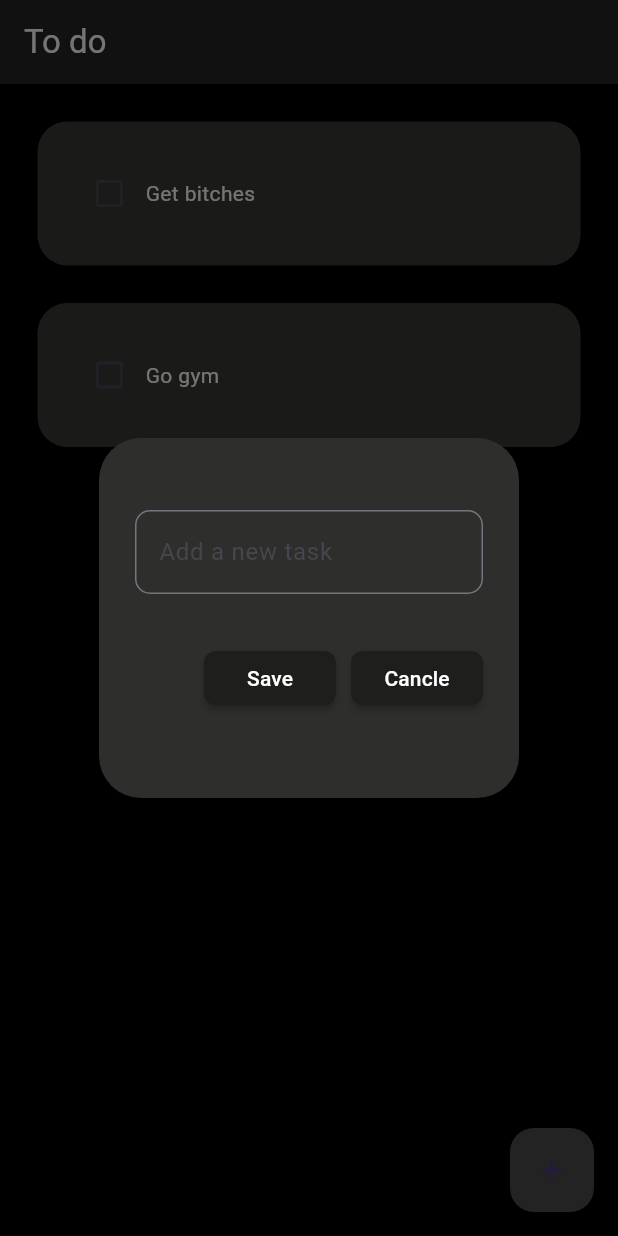
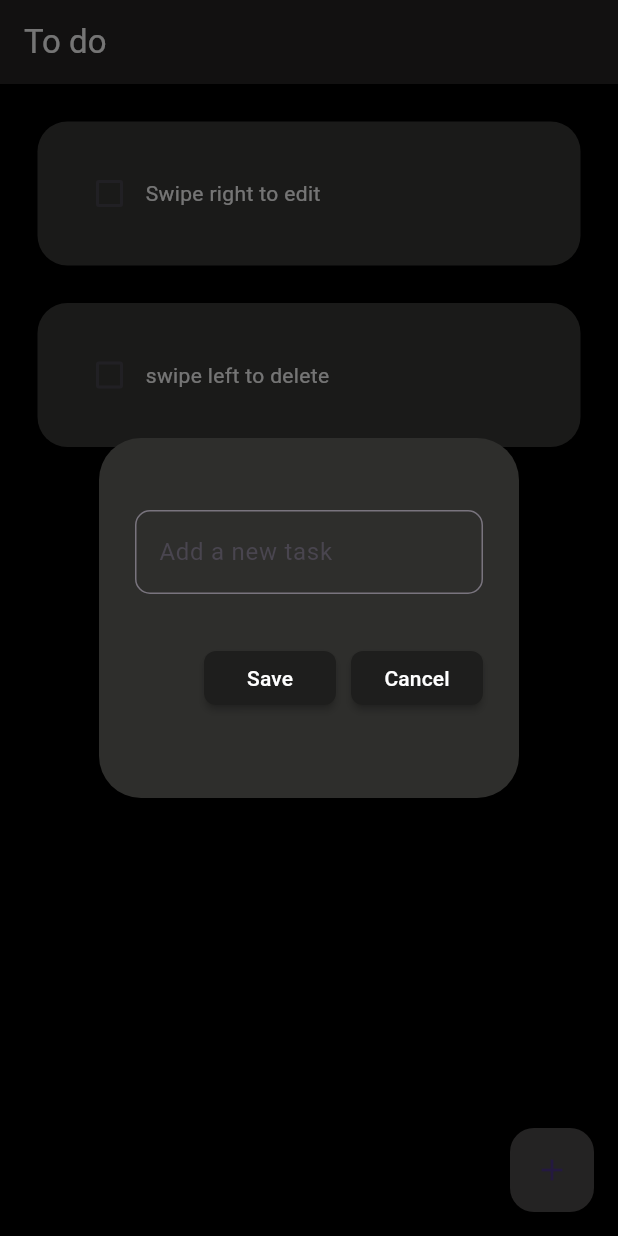
Before and after one commit to Spikree/To-do-list-in-flutter-2-, a Flutter app: the screen it shows after launch, after a tap on the "add" icon, on a phone screen of 412 x 824 dp. Run offline on Flutter 3.47's test engine with Material 3 defaults, Android fonts, the phone set to English and light mode, and no system bars; drawn by our look-alikes of flutter_slidable; our stand-ins replace hive_flutter; accounts and stored records are empty.

Commit message:
Third commit

```diff
--- a/lib/components/dialogBox.dart
+++ b/lib/components/dialogBox.dart
@@ -2,15 +2,18 @@ import 'package:flutter/material.dart';
 import 'package:to_do_list/components/myButton.dart';
 
 class DialogBox extends StatelessWidget {
-  final controller;
+  final TextEditingController controller;
+  final VoidCallback onSave;
+  final VoidCallback onCancel;
+  final String? initialTask;
 
-  VoidCallback onSave;
-  VoidCallback onCancle;
-  DialogBox(
-      {super.key,
-      required this.controller,
-      required this.onSave,
-      required this.onCancle});
+  DialogBox({
+    Key? key,
+    required this.controller,
+    required this.onSave,
+    required this.onCancel,
+    this.initialTask,
+  }) : super(key: key);
 
   @override
   Widget build(BuildContext context) {
@@ -24,9 +27,11 @@ class DialogBox extends StatelessWidget {
             TextField(
               controller: controller,
               decoration: InputDecoration(
-                  border: OutlineInputBorder(
-                      borderRadius: BorderRadius.circular(10)),
-                  hintText: "Add a new task"),
+                border: OutlineInputBorder(
+                  borderRadius: BorderRadius.circular(10),
+                ),
+                hintText: "Add a new task",
+              ),
             ),
             Row(
               mainAxisAlignment: MainAxisAlignment.end,
@@ -35,7 +40,7 @@ class DialogBox extends StatelessWidget {
                 const SizedBox(
                   width: 10,
                 ),
-                MyButton(text: "Cancle", onPressed: onCancle)
+                MyButton(text: "Cancel", onPressed: onCancel),
               ],
             )
           ],
--- a/lib/components/todo_tile.dart
+++ b/lib/components/todo_tile.dart
@@ -6,12 +6,15 @@ class ToDoTile extends StatelessWidget {
   final bool taskCompleted;
   Function(bool?)? onChanged;
   Function(BuildContext)? deleteFunction;
-  ToDoTile(
-      {super.key,
-      required this.taskName,
-      required this.taskCompleted,
-      required this.onChanged,
-      required this.deleteFunction});
+  Function(BuildContext)? editFunction;
+  ToDoTile({
+    super.key,
+    required this.taskName,
+    required this.taskCompleted,
+    required this.onChanged,
+    required this.deleteFunction,
+    required this.editFunction,
+  });
 
   @override
   Widget build(BuildContext context) {
@@ -25,6 +28,17 @@ class ToDoTile extends StatelessWidget {
               onPressed: deleteFunction,
               icon: Icons.delete,
               backgroundColor: Colors.red,
+              borderRadius: BorderRadius.circular(15),
+            )
+          ],
+        ),
+        startActionPane: ActionPane(
+          motion: StretchMotion(),
+          children: [
+            SlidableAction(
+              onPressed: editFunction,
+              icon: Icons.edit,
+              backgroundColor: Colors.green,
               borderRadius: BorderRadius.circular(15),
             )
           ],
--- a/lib/data/database.dart
+++ b/lib/data/database.dart
@@ -6,8 +6,8 @@ class ToDODataBase {
 
   void createInitialData() {
     toDoList = [
-      ["Get bitches", false],
-      ["Go gym", false]
+      ["Swipe right to edit", false],
+      ["swipe left to delete", false]
     ];
   }
 
```
Also changed, not shown: lib/homepage.dart (+25 -1 lines).
